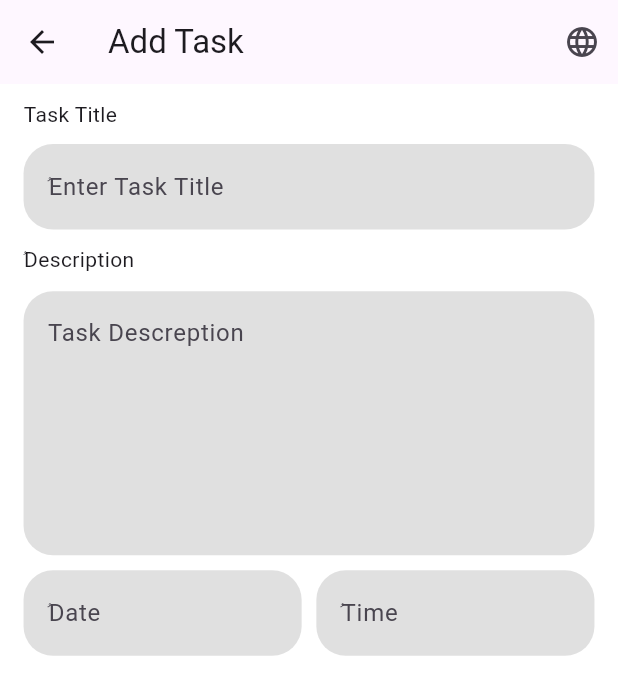
After one commit to Inagdy/todo_app, a Flutter app: the AddTaskScreen screen opened directly, on a phone screen of 412 x 824 dp. The commit adds this screen. Shown: the top 695 px of the screen. Run offline on Flutter 3.47's test engine with Material 3 defaults, Android fonts, the phone set to English and light mode, and no system bars; our stand-ins replace easy_localization, flutter_screenutil, hive, hive_flutter, image_picker, lottie; accounts and stored records are empty; project files that could hold a hidden picture were left out.

Commit message:
start add task

```diff
--- a/assets/translations/ar.json
+++ b/assets/translations/ar.json
@@ -22,5 +22,11 @@
   "status_pending": "معلق",
   "status_done": "مكتمل",
   "status_in_progress": "قيد التنفيذ",
-  "add_task": "مهمة"
+  "add_task": "مهمة",
+  "Task_Title": "عنوان المهمة",
+  "Task_Title_Input":"ُاضف عنوان المهمه",
+  "Task_descreption":"الوصف",
+  "Date":"ُألتاريخ",
+  "Time": "ُالوقت",
+  "Task_Subtitle": "وصف المهمة"
 }
--- a/assets/translations/en.json
+++ b/assets/translations/en.json
@@ -3,7 +3,7 @@
   "login_mian_title": "Create Your Profile",
   "login_sup_title": "And Your Name and Profile Picture",
   "continue_btn": "Continue",
-  "full_name":"Full Name",
+  "full_name": "Full Name",
 
   "greeting": "Good Morning 👋",
   "user_name": "Ahmed",
@@ -22,5 +22,11 @@
   "status_pending": "Pending",
   "status_done": "Done",
   "status_in_progress": "In Progress",
-  "add_task": "Task"
+  "add_task": "Task",
+  "Task_Title": "Task Title",
+  "Task_Title_Input": "ُEnter Task Title",
+  "Task_descreption": "ُDescription",
+  "Date": "ُDate",
+  "Time": "ُTime",
+  "Task_Subtitle": "Task Descreption"
 }
--- /dev/null
+++ b/lib/core/custom_text_feild.dart
@@ -0,0 +1,42 @@
+import 'package:flutter/material.dart';
+import 'package:flutter_screenutil/flutter_screenutil.dart';
+
+class CustomTextFeild extends StatelessWidget {
+  final TextEditingController? controller;
+  final String hintText;
+  final int? maxline;
+  final void Function()? onTap;
+
+  const CustomTextFeild({
+    super.key,
+    required this.controller,
+    required this.hintText, this.maxline, this.onTap,
+  });
+
+  @override
+  Widget build(BuildContext context) {
+    return TextField(
+      onTap: onTap,
+      readOnly:onTap!=null ,
+      maxLines: maxline,
+      controller: controller,
+      decoration: InputDecoration(
+        fillColor: Colors.grey.shade300,
+        filled: true,
+        hintText: hintText,
+        border: OutlineInputBorder(
+          borderSide: BorderSide.none,
+          borderRadius: BorderRadius.circular(20.r),
+        ),
+        enabledBorder: OutlineInputBorder(
+          borderSide: BorderSide.none,
+          borderRadius: BorderRadius.circular(20.r),
+        ),
+        focusedBorder: OutlineInputBorder(
+          borderSide: BorderSide.none,
+          borderRadius: BorderRadius.circular(20.r),
+        ),
+      ),
+    );
+  }
+}
--- /dev/null
+++ b/lib/features/add_task/add_task_screen.dart
@@ -0,0 +1,80 @@
+import 'package:easy_localization/easy_localization.dart';
+import 'package:flutter/material.dart';
+import 'package:flutter_screenutil/flutter_screenutil.dart';
+import 'package:todo_app/core/custom_text_feild.dart';
+import 'package:todo_app/gen/locale_keys.g.dart';
+
+class AddTaskScreen extends StatelessWidget {
+  const AddTaskScreen({super.key});
+
+  @override
+  Widget build(BuildContext context) {
+    return Scaffold(
+      appBar: AppBar(
+        leading: IconButton(
+          icon: const Icon(Icons.arrow_back),
+          onPressed: () => Navigator.pop(context),
+        ),
+        title: Text(LocaleKeys.Add_Task.tr()),
+        actions: [
+          IconButton(
+            onPressed: () {
+              if (context.locale.languageCode == 'en') {
+                context.setLocale(const Locale('ar'));
+              } else {
+                context.setLocale(const Locale('en'));
+              }
+            },
+            icon: const Icon(Icons.language),
+          ),
+        ],
+      ),
+      body: Padding(
+        padding: EdgeInsets.symmetric(horizontal: 16.w, vertical: 10.h),
+        child: Column(
+          spacing: 10.h,
+          crossAxisAlignment: CrossAxisAlignment.start,
+          children: [
+            Text(LocaleKeys.Task_Title.tr()),
+            CustomTextFeild(
+              controller: null,
+              hintText: LocaleKeys.Task_Title_Input.tr(),
+            ),
+            Text(LocaleKeys.Task_descreption.tr()),
+            CustomTextFeild(
+              maxline: 6,
+              controller: null,
+              hintText: LocaleKeys.Task_Subtitle.tr(),
+            ),
+        Row(
+          children: [
+            Expanded(
+              child: CustomTextFeild(
+                onTap: () => {
+                  showDatePicker(context: context,
+                   firstDate:DateTime.now(), lastDate: DateTime(9999) ,
+                  )
+                },
+                controller: null,
+                hintText: LocaleKeys.Date.tr(),
+              ),
+            ),
+            10.horizontalSpace,
+            Expanded(
+              child: CustomTextFeild(
+                onTap: () => {
+                  showTimePicker(context: context,
+                   initialTime:TimeOfDay.now(), )
+                },
+                controller: null,
+                hintText: LocaleKeys.Time.tr(),
+              ),
+            ),
+          ],
+        ),
+          ],
+        ),
+      ),
+    );
+  }
+}
--- a/lib/features/home/home_screen.dart
+++ b/lib/features/home/home_screen.dart
@@ -1,6 +1,7 @@
 import 'package:easy_localization/easy_localization.dart';
 import 'package:flutter/material.dart';
 import 'package:flutter_screenutil/flutter_screenutil.dart';
+import 'package:todo_app/features/add_task/add_task_screen.dart';
 import 'package:todo_app/features/home/widgets/home_screen_bar.dart';
 import 'package:todo_app/features/home/widgets/home_task.dart';
 import 'package:todo_app/gen/locale_keys.g.dart';
@@ -17,7 +18,9 @@ class _HomeScreenState extends State<HomeScreen> {
   Widget build(BuildContext context) {
     return Scaffold(
       floatingActionButton: FloatingActionButton.extended(
-        onPressed: () {},
+        onPressed: () {
+          Navigator.push(context,MaterialPageRoute(builder: (context) => const AddTaskScreen()));
+        },
         label: Row(
           mainAxisSize: MainAxisSize.min,
           children: [
```
Also changed, not shown: lib/gen/locale_keys.g.dart.
